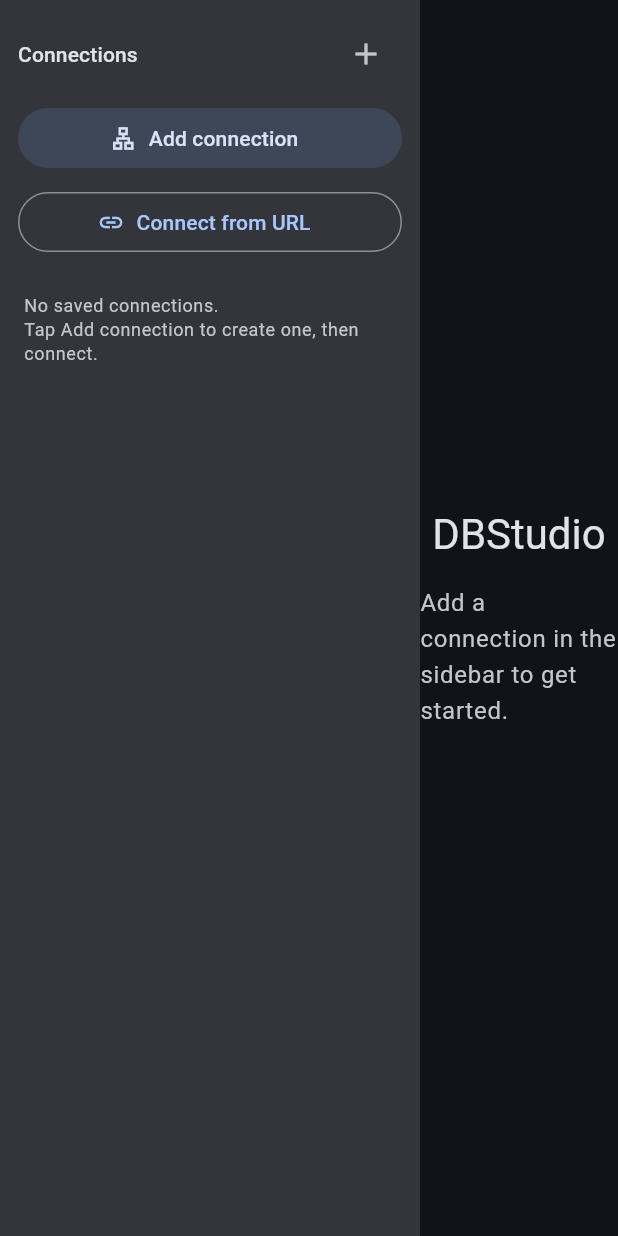
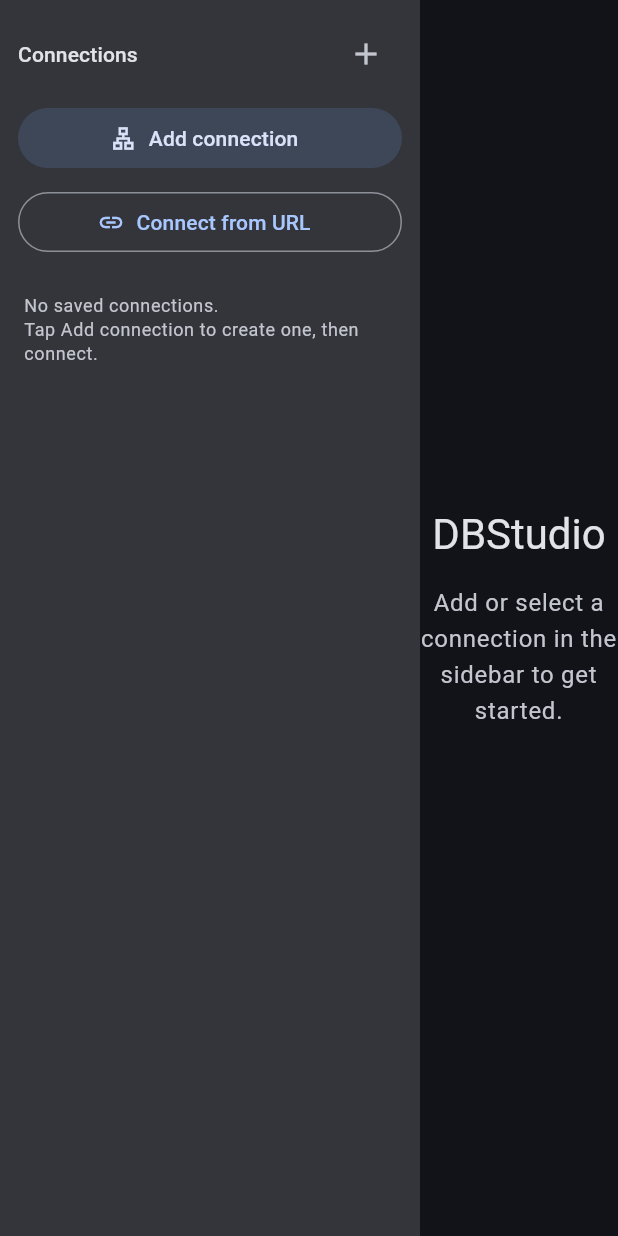
Before and after one commit to vikassharmanaini/mydb, a Flutter app: the screen it shows after launch, on a phone screen of 412 x 824 dp. Run offline on Flutter 3.47's test engine with Material 3 defaults, Android fonts, the phone set to English and light mode, and no system bars; our stand-ins replace drift, file_picker, flutter_riverpod, flutter_secure_storage, freezed_annotation, go_router and 4 more; missing offline and left inert: mysql_client, postgres, re_editor, re_highlight, sqlite3; accounts and stored records are empty; generated files the repository leaves out were written again.

Commit message:
feat: SQL workspace with re_editor, Run, results grid
- QueryWorkspace: CodeEditor + SQL highlight (re_highlight), line numbers,
  Run/Cancel wired to QueryService.executeQuery and cancelCurrentQuery
- Keyboard: Cmd/Ctrl+Enter to run; results show row count, timing, errors
- DataTable capped at 500 visible rows; NULL cells styled
- Home route shows workspace when a connection is selected and live;
  otherwise onboarding / connect prompts
- Add direct re_highlight dependency for sql/atom-one themes

Made-with: Cursor

```diff
--- a/lib/app_router.dart
+++ b/lib/app_router.dart
@@ -4,6 +4,7 @@ import 'package:go_router/go_router.dart';
 import 'package:mydb/models/connection_profile.dart';
 import 'package:mydb/state/connection_providers.dart';
 import 'package:mydb/ui/layout/app_shell.dart';
+import 'package:mydb/ui/query/query_workspace.dart';
 import 'package:riverpod_annotation/riverpod_annotation.dart';
 
 part 'app_router.g.dart';
@@ -41,25 +42,13 @@ class _HomeBody extends ConsumerWidget {
     final Set<String> live = ref.watch(liveConnectionsProvider);
     final bool connected = sel != null && live.contains(sel);
 
-    return Center(
-      child: Column(
-        mainAxisAlignment: MainAxisAlignment.center,
-        children: <Widget>[
-          Text(
-            'DBStudio',
-            style: Theme.of(context).textTheme.headlineMedium,
-          ),
-          const SizedBox(height: 16),
-          profilesAsync.when(
-            loading: () => Text(
-              'Loading connections…',
-              style: Theme.of(context).textTheme.bodyLarge?.copyWith(
-                    color: Theme.of(context).colorScheme.onSurfaceVariant,
-                  ),
-            ),
-            error: (Object e, StackTrace _) => Text(
+    return profilesAsync.when(
+      loading: () => const Center(child: CircularProgressIndicator()),
+      error: (Object e, StackTrace _) => Center(
+        child: Text(
           'Connection list error: $e',
           style: TextStyle(color: Theme.of(context).colorScheme.error),
+        ),
       ),
       data: (List<ConnectionProfile> profiles) {
         String? name;
@@ -71,24 +60,55 @@ class _HomeBody extends ConsumerWidget {
             }
           }
         }
-              if (name != null) {
-                return Text(
-                  connected
-                      ? 'Active: $name'
-                      : 'Selected: $name (not connected)',
-                  style: Theme.of(context).textTheme.titleMedium,
-                );
-              }
-              return Text(
-                'Add a connection in the sidebar to get started.',
+        if (sel == null) {
+          return Center(
+            child: Column(
+              mainAxisAlignment: MainAxisAlignment.center,
+              children: <Widget>[
+                Text(
+                  'DBStudio',
+                  style: Theme.of(context).textTheme.headlineMedium,
+                ),
+                const SizedBox(height: 16),
+                Text(
+                  'Add or select a connection in the sidebar to get started.',
                   style: Theme.of(context).textTheme.bodyLarge?.copyWith(
                         color: Theme.of(context).colorScheme.onSurfaceVariant,
                       ),
-              );
-            },
+                  textAlign: TextAlign.center,
                 ),
               ],
             ),
           );
         }
+        if (!connected) {
+          return Center(
+            child: Column(
+              mainAxisAlignment: MainAxisAlignment.center,
+              children: <Widget>[
+                Text(
+                  'DBStudio',
+                  style: Theme.of(context).textTheme.headlineMedium,
+                ),
+                const SizedBox(height: 16),
+                Text(
+                  name != null
+                      ? '"$name" is selected but not connected.\nConnect from the sidebar.'
+                      : 'Connect from the sidebar to run queries.',
+                  style: Theme.of(context).textTheme.bodyLarge?.copyWith(
+                        color: Theme.of(context).colorScheme.onSurfaceVariant,
+                      ),
+                  textAlign: TextAlign.center,
+                ),
+              ],
+            ),
+          );
         }
+        return QueryWorkspace(
+          key: ValueKey<String>(sel),
+          connectionId: sel,
+        );
+      },
+    );
+  }
+}
--- a/pubspec.yaml
+++ b/pubspec.yaml
@@ -37,6 +37,7 @@ dependencies:
   sqlite3_flutter_libs: ^0.5.0
   uuid: ^4.4.0
   window_manager: ^0.3.8
+  re_highlight: ^0.0.3
 
 dev_dependencies:
   build_runner: ^2.4.11
```
Also changed, not shown: lib/ui/query/query_workspace.dart (added, +413 -0 lines), pubspec.lock. Lines whose indentation alone changed are shown as unchanged.
